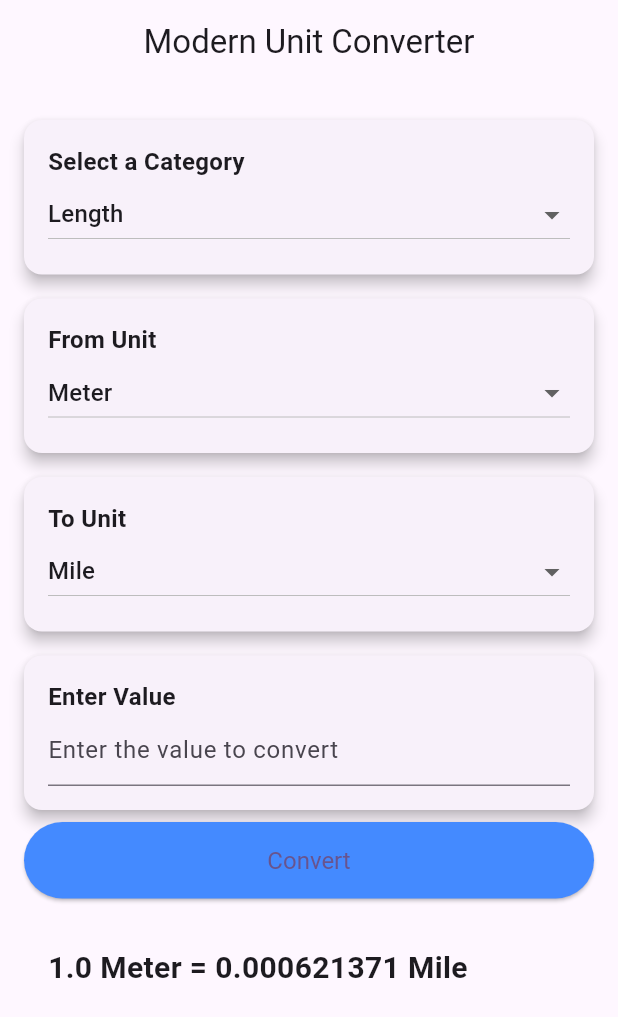
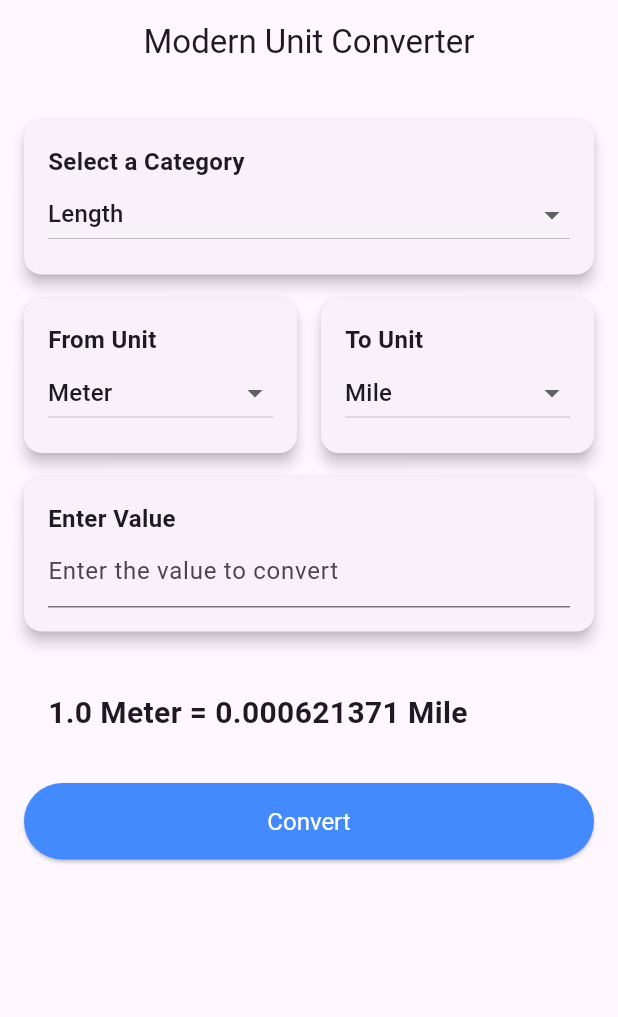
Before and after one commit to biruk-tafese/GO2COD_AD_04, a Flutter app: the screen it shows after launch, after a tap on "Convert", on a phone screen of 412 x 824 dp. Shown: the top 1017 px of the screen. Run offline on Flutter 3.47's test engine with Material 3 defaults, Android fonts, the phone set to English and light mode, and no system bars; our stand-ins replace animated_text_kit.

Commit message:
main stepup

```diff
--- a/lib/screens/home_screen.dart
+++ b/lib/screens/home_screen.dart
@@ -16,6 +16,7 @@ class _HomeScreenState extends State<HomeScreen> {
   double value = 1; // Default input value
   String result = ''; // Conversion result
 
+  // Get the available units based on the selected category
   List<String> getAvailableUnits() {
     switch (selectedCategory) {
       case 'Length':
@@ -29,6 +30,7 @@ class _HomeScreenState extends State<HomeScreen> {
     }
   }
 
+  // Initialize default units
   @override
   void initState() {
     super.initState();
@@ -36,6 +38,7 @@ class _HomeScreenState extends State<HomeScreen> {
     toUnit = getAvailableUnits().last;
   }
 
+  // Perform the conversion
   void convert() {
     try {
       double convertedValue =
@@ -66,7 +69,32 @@ class _HomeScreenState extends State<HomeScreen> {
             crossAxisAlignment: CrossAxisAlignment.stretch,
             children: [
               // Category Selection
-              Card(
+              _buildCategorySelection(),
+
+              // From and To Unit Selection
+              _buildUnitSelection(availableUnits),
+
+              // Input Value Field
+              _buildInputValueField(),
+
+              // Result Display
+              const SizedBox(height: 16),
+              ConversionResult(result: result),
+              // Result Display
+              const SizedBox(height: 16),
+
+              // Convert Button
+              _buildConvertButton(),
+            ],
+          ),
+        ),
+      ),
+    );
+  }
+
+  // Category Selection Widget
+  Widget _buildCategorySelection() {
+    return Card(
       elevation: 4,
       margin: const EdgeInsets.symmetric(vertical: 8),
       child: Padding(
@@ -101,10 +129,36 @@ class _HomeScreenState extends State<HomeScreen> {
           ],
         ),
       ),
+    );
+  }
+
+  // From and To Unit Selection Widget
+  Widget _buildUnitSelection(List<String> availableUnits) {
+    return Row(
+      children: [
+        Expanded(
+          child: _buildUnitDropdown('From Unit', fromUnit, (newUnit) {
+            setState(() {
+              fromUnit = newUnit!;
+            });
+          }, availableUnits),
         ),
+        const SizedBox(width: 16),
+        Expanded(
+          child: _buildUnitDropdown('To Unit', toUnit, (newUnit) {
+            setState(() {
+              toUnit = newUnit!;
+            });
+          }, availableUnits),
+        ),
+      ],
+    );
+  }
 
-              // From Unit Selection
-              Card(
+  // Unit Dropdown Widget
+  Widget _buildUnitDropdown(String label, String value,
+      ValueChanged<String?> onChanged, List<String> availableUnits) {
+    return Card(
       elevation: 4,
       margin: const EdgeInsets.symmetric(vertical: 8),
       child: Padding(
@@ -112,21 +166,17 @@ class _HomeScreenState extends State<HomeScreen> {
         child: Column(
           crossAxisAlignment: CrossAxisAlignment.start,
           children: [
-                      const Text(
-                        'From Unit',
-                        style: TextStyle(
+            Text(
+              label,
+              style: const TextStyle(
                 fontSize: 16,
                 fontWeight: FontWeight.bold,
               ),
             ),
             DropdownButton<String>(
-                        value: fromUnit,
+              value: value,
               isExpanded: true,
-                        onChanged: (newUnit) {
-                          setState(() {
-                            fromUnit = newUnit!;
-                          });
-                        },
+              onChanged: onChanged,
               items: availableUnits
                   .map((unit) => DropdownMenuItem(
                         value: unit,
@@ -137,46 +187,12 @@ class _HomeScreenState extends State<HomeScreen> {
           ],
         ),
       ),
-              ),
+    );
+  }
 
-              // To Unit Selection
-              Card(
-                elevation: 4,
-                margin: const EdgeInsets.symmetric(vertical: 8),
-                child: Padding(
-                  padding: const EdgeInsets.all(16.0),
-                  child: Column(
-                    crossAxisAlignment: CrossAxisAlignment.start,
-                    children: [
-                      const Text(
-                        'To Unit',
-                        style: TextStyle(
-                          fontSize: 16,
-                          fontWeight: FontWeight.bold,
-                        ),
-                      ),
-                      DropdownButton<String>(
-                        value: toUnit,
-                        isExpanded: true,
-                        onChanged: (newUnit) {
-                          setState(() {
-                            toUnit = newUnit!;
-                          });
-                        },
-                        items: availableUnits
-                            .map((unit) => DropdownMenuItem(
-                                  value: unit,
-                                  child: Text(unit),
-                                ))
-                            .toList(),
-                      ),
-                    ],
-                  ),
-                ),
-              ),
-
-              // Input Value Field
-              Card(
+  // Input Value Field Widget
+  Widget _buildInputValueField() {
+    return Card(
       elevation: 4,
       margin: const EdgeInsets.symmetric(vertical: 8),
       child: Padding(
@@ -193,6 +209,7 @@ class _HomeScreenState extends State<HomeScreen> {
             ),
             TextField(
               keyboardType: TextInputType.number,
+              style: const TextStyle(color: Color.fromARGB(255, 116, 112, 112)),
               decoration: const InputDecoration(
                 hintText: 'Enter the value to convert',
               ),
@@ -205,25 +222,21 @@ class _HomeScreenState extends State<HomeScreen> {
           ],
         ),
       ),
-              ),
+    );
+  }
 
-              // Convert Button
-              ElevatedButton(
+  // Convert Button Widget
+  Widget _buildConvertButton() {
+    return ElevatedButton(
       onPressed: convert,
       style: ElevatedButton.styleFrom(
         padding: const EdgeInsets.symmetric(vertical: 16.0),
         backgroundColor: Colors.blueAccent,
         textStyle: const TextStyle(fontSize: 16),
       ),
-                child: const Text('Convert'),
-              ),
-
-              // Result Display
-              const SizedBox(height: 16),
-              ConversionResult(result: result),
-            ],
-          ),
-        ),
+      child: const Text(
+        'Convert',
+        style: TextStyle(color: Colors.white),
       ),
     );
   }
--- a/lib/splash_screen.dart
+++ b/lib/splash_screen.dart
@@ -36,17 +36,20 @@ class _SplashScreenState extends State<SplashScreen> {
           mainAxisAlignment: MainAxisAlignment.center,
           children: [
             // Animated Text
-            AnimatedTextKit(
+            Padding(
+              padding: const EdgeInsets.all(12.0),
+              child: AnimatedTextKit(
                 animatedTexts: [
                   TypewriterAnimatedText(
                     'Welcome to GO2COD Unit Converter!',
+                    textAlign: TextAlign.center,
                     textStyle: const TextStyle(
-                    fontSize: 32.0,
+                      fontSize: 26.0,
                       fontWeight: FontWeight.bold,
                       color: Colors.white,
                     ),
                     speed: const Duration(
-                      milliseconds: 100), // Speed of typing effect
+                        milliseconds: 50), // Speed of typing effect
                   ),
                 ],
                 totalRepeatCount: 1, // Text appears once
@@ -54,12 +57,8 @@ class _SplashScreenState extends State<SplashScreen> {
                   // You can add any logic here after animation completes
                 },
               ),
+            ),
             const SizedBox(height: 20),
-
-            // Loading indicator
-            const CircularProgressIndicator(
-              valueColor: AlwaysStoppedAnimation<Color>(Colors.white),
-            ),
           ],
         ),
       ),
```
Lines whose indentation alone changed are shown as unchanged.
